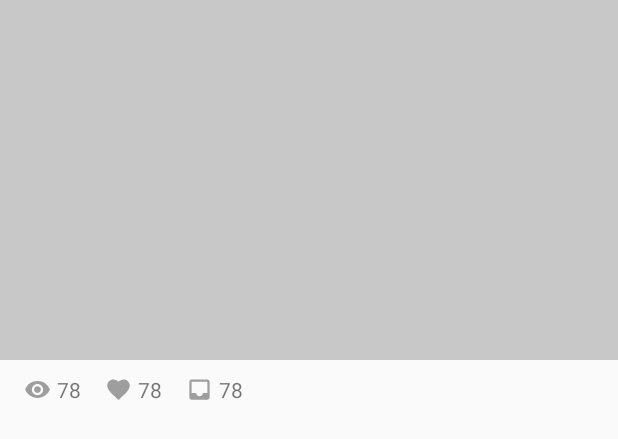
After one commit to lxshao007/dribbbleee_android, an Android app: the layout list_item_shot.xml on its own in the app's theme, with its tools: preview values and no code run, on a phone screen of 412 x 824 dp. The commit adds this screen. Shown: the top 439 px of the screen. Run offline under Robolectric (Android 15) with nearby library versions, the phone set to English and light mode, and no system bars.

Commit message:
implemented shot list view

```diff
--- a/app/build.gradle
+++ b/app/build.gradle
@@ -1,4 +1,5 @@
 apply plugin: 'com.android.application'
+apply plugin: 'android-apt'
 
 android {
     compileSdkVersion 26
@@ -28,4 +29,8 @@ dependencies {
     compile 'com.android.support.constraint:constraint-layout:1.0.2'
     compile 'com.android.support:design:26.+'
     testCompile 'junit:junit:4.12'
+    compile 'com.jakewharton:butterknife:8.8.1'
+    apt 'com.jakewharton:butterknife-compiler:8.8.1'
+
+
 }
--- /dev/null
+++ b/app/src/main/java/com/example/lingxiao/dribbbleee/View/ShotList/ShotListFragment.java
@@ -0,0 +1,30 @@
+package com.example.lingxiao.dribbbleee.View.ShotList;
+
+import android.os.Bundle;
+import android.support.annotation.Nullable;
+import android.support.v4.app.Fragment;
+import android.support.v7.widget.RecyclerView;
+import android.view.LayoutInflater;
+import android.view.View;
+import android.view.ViewGroup;
+
+/**
+ * Created by lingxiao on 9/15/17.
+ */
+
+public class ShotListFragment extends Fragment {
+
+    private RecyclerView recyclerView;
+
+    @Nullable
+    @Override
+    public View onCreateView(LayoutInflater inflater, @Nullable ViewGroup container, @Nullable Bundle savedInstanceState) {
+        return super.onCreateView(inflater, container, savedInstanceState);
+    }
+
+
+    @Override
+    public void onViewCreated(View view, @Nullable Bundle savedInstanceState) {
+        super.onViewCreated(view, savedInstanceState);
+    }
+}
--- /dev/null
+++ b/app/src/main/res/drawable/ic_favorite_grey_500_18dp.xml
@@ -0,0 +1,4 @@
+<?xml version="1.0" encoding="UTF-8" standalone="no"?>
+<vector xmlns:android="http://schemas.android.com/apk/res/android" android:height="18dp" android:viewportHeight="24.0" android:viewportWidth="24.0" android:width="18dp">
+    <path android:fillColor="#9E9E9E" android:pathData="M12,21.35l-1.45,-1.32C5.4,15.36 2,12.28 2,8.5 2,5.42 4.42,3 7.5,3c1.74,0 3.41,0.81 4.5,2.09C13.09,3.81 14.76,3 16.5,3 19.58,3 22,5.42 22,8.5c0,3.78 -3.4,6.86 -8.55,11.54L12,21.35z"/>
+</vector>
--- /dev/null
+++ b/app/src/main/res/drawable/ic_inbox_grey_500_18dp.xml
@@ -0,0 +1,4 @@
+<?xml version="1.0" encoding="UTF-8" standalone="no"?>
+<vector xmlns:android="http://schemas.android.com/apk/res/android" android:height="18dp" android:viewportHeight="24.0" android:viewportWidth="24.0" android:width="18dp">
+    <path android:fillColor="#9E9E9E" android:pathData="M19,3L4.99,3c-1.11,0 -1.98,0.89 -1.98,2L3,19c0,1.1 0.88,2 1.99,2L19,21c1.1,0 2,-0.9 2,-2L21,5c0,-1.11 -0.9,-2 -2,-2zM19,15h-4c0,1.66 -1.35,3 -3,3s-3,-1.34 -3,-3L4.99,15L4.99,5L19,5v10z"/>
+</vector>
--- /dev/null
+++ b/app/src/main/res/drawable/ic_visibility_grey_500_18dp.xml
@@ -0,0 +1,4 @@
+<?xml version="1.0" encoding="UTF-8" standalone="no"?>
+<vector xmlns:android="http://schemas.android.com/apk/res/android" android:height="18dp" android:viewportHeight="24.0" android:viewportWidth="24.0" android:width="18dp">
+    <path android:fillColor="#9E9E9E" android:pathData="M12,4.5C7,4.5 2.73,7.61 1,12c1.73,4.39 6,7.5 11,7.5s9.27,-3.11 11,-7.5c-1.73,-4.39 -6,-7.5 -11,-7.5zM12,17c-2.76,0 -5,-2.24 -5,-5s2.24,-5 5,-5 5,2.24 5,5 -2.24,5 -5,5zM12,9c-1.66,0 -3,1.34 -3,3s1.34,3 3,3 3,-1.34 3,-3 -1.34,-3 -3,-3z"/>
+</vector>
--- /dev/null
+++ b/app/src/main/res/drawable/shot_placeholder.xml
@@ -0,0 +1,8 @@
+<?xml version="1.0" encoding="utf-8"?>
+<shape xmlns:android="http://schemas.android.com/apk/res/android">
+    <size
+        android:width="200dp"
+        android:height="150dp"/>
+    <solid
+        android:color="@color/place_holder_bg"/>
+</shape>
--- /dev/null
+++ b/app/src/main/res/layout/list_item_shot.xml
@@ -0,0 +1,54 @@
+<?xml version="1.0" encoding="utf-8"?>
+<LinearLayout xmlns:android="http://schemas.android.com/apk/res/android"
+    xmlns:tools="http://schemas.android.com/tools"
+    android:orientation="vertical"
+    android:layout_width="match_parent"
+    android:layout_height="match_parent">
+
+    <ImageView
+        android:id="@+id/shot_image"
+        android:layout_width="match_parent"
+        android:layout_height="@dimen/shot_image_height"
+        android:scaleType="centerCrop"
+        android:contentDescription="@string/shot_image"
+        android:src="@drawable/shot_placeholder"/>
+
+    <RelativeLayout
+        android:layout_width="match_parent"
+        android:layout_height="@dimen/list_shot_detail_bar_height">
+
+        <TextView
+            android:id="@+id/shot_view_count"
+            android:layout_width="wrap_content"
+            android:layout_height="wrap_content"
+            android:layout_alignParentLeft="true"
+            android:layout_marginLeft="@dimen/spacing_medium"
+            android:drawableLeft="@drawable/ic_visibility_grey_500_18dp"
+            android:drawablePadding="@dimen/drawable_padding"
+            android:layout_centerVertical="true"
+            tools:text="78" />
+
+        <TextView
+        android:id="@+id/shot_like_count"
+        android:layout_width="wrap_content"
+        android:layout_height="wrap_content"
+        android:layout_toRightOf="@+id/shot_view_count"
+        android:layout_marginLeft="@dimen/spacing_medium"
+        android:drawableLeft="@drawable/ic_favorite_grey_500_18dp"
+        android:drawablePadding="@dimen/drawable_padding"
+        android:layout_centerVertical="true"
+        tools:text="78"/>
+
+        <TextView
+            android:id="@+id/shot_bucket_count"
+            android:layout_width="wrap_content"
+            android:layout_height="wrap_content"
+            android:layout_toRightOf="@+id/shot_like_count"
+            android:layout_marginLeft="@dimen/spacing_medium"
+            android:drawableLeft="@drawable/ic_inbox_grey_500_18dp"
+            android:drawablePadding="@dimen/drawable_padding"
+            android:layout_centerVertical="true"
+            tools:text="78"/>
+    </RelativeLayout>
+
+</LinearLayout>
--- a/app/src/main/res/values/colors.xml
+++ b/app/src/main/res/values/colors.xml
@@ -1,6 +1,8 @@
 <?xml version="1.0" encoding="utf-8"?>
 <resources>
-    <color name="colorPrimary">#3F51B5</color>
-    <color name="colorPrimaryDark">#303F9F</color>
-    <color name="colorAccent">#FF4081</color>
+    <color name="colorPrimary">#EA4C89</color>
+    <color name="colorPrimaryDark">#C23D70</color>
+    <color name="colorAccent">#666</color>
+
+    <color name="place_holder_bg">#33000000</color>
 </resources>
--- a/app/src/main/res/values/dimens.xml
+++ b/app/src/main/res/values/dimens.xml
@@ -9,5 +9,9 @@
     <dimen name="spacing_medium">16dp</dimen>
     <dimen name="spacing_large">24dp</dimen>
 
+    <dimen name="shot_image_height">240dp</dimen>
+    <dimen name="list_shot_detail_bar_height">40dp</dimen>
+    <dimen name="drawable_padding">4dp</dimen>
+
 
 </resources>
--- a/app/src/main/res/values/strings.xml
+++ b/app/src/main/res/values/strings.xml
@@ -3,4 +3,5 @@
     <string name="drawer_menu_home">Home</string>
     <string name="drawer_menu_likes">Likes</string>
     <string name="drawer_menu_buckets">Buckets</string>
+    <string name="shot_image">Shot image</string>
 </resources>
--- a/build.gradle
+++ b/build.gradle
@@ -6,6 +6,7 @@ buildscript {
     }
     dependencies {
         classpath 'com.android.tools.build:gradle:2.3.3'
+        classpath 'com.neenbedankt.gradle.plugins:android-apt:1.8'
 
         // NOTE: Do not place your application dependencies here; they belong
         // in the individual module build.gradle files
```
